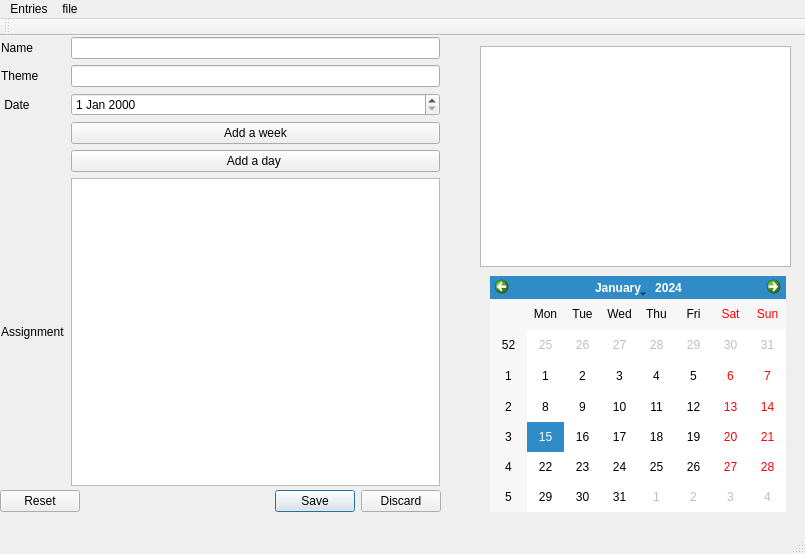
This is mainwindow.ui in lijing1994wuhan/shiftingdate as Qt 5 draws it before an edit. The edited form follows.
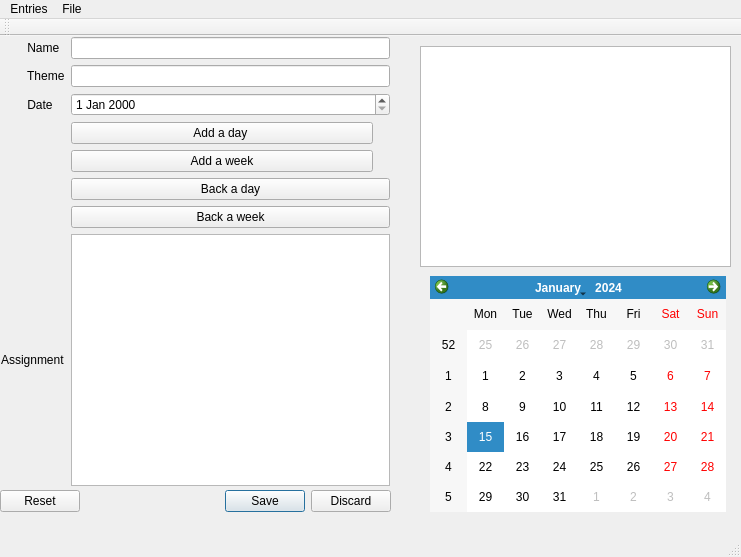
This is the edited form. The open tabs and pages were chosen to show the change.

```diff
--- a/mainwindow.ui
+++ b/mainwindow.ui
@@ -6,8 +6,8 @@
    <rect>
     <x>0</x>
     <y>0</y>
-    <width>805</width>
-    <height>554</height>
+    <width>741</width>
+    <height>557</height>
    </rect>
   </property>
   <property name="windowTitle">
@@ -19,7 +19,7 @@
      <rect>
       <x>-10</x>
       <y>-10</y>
-      <width>461</width>
+      <width>411</width>
       <height>471</height>
      </rect>
     </property>
@@ -35,59 +35,85 @@
     </widget>
     <widget class="QWidget" name="detailpage">
      <layout class="QGridLayout" name="gridLayout_3">
-      <item row="7" column="2">
-       <widget class="QPushButton" name="Button2">
+      <item row="0" column="1">
+       <widget class="QLabel" name="classeslabel">
         <property name="text">
-         <string>Add a day </string>
+         <string> Name</string>
         </property>
        </widget>
       </item>
-      <item row="3" column="0">
-       <widget class="QLabel" name="datelabel">
-        <property name="text">
-         <string> Date</string>
-        </property>
-       </widget>
-      </item>
-      <item row="1" column="0">
-       <widget class="QLabel" name="themelabel">
-        <property name="text">
-         <string>Theme</string>
-        </property>
-       </widget>
-      </item>
-      <item row="8" column="0" colspan="2">
-       <widget class="QLabel" name="assignmentlabel">
-        <property name="text">
-         <string>Assignment</string>
-        </property>
-       </widget>
-      </item>
-      <item row="8" column="2">
-       <widget class="QPlainTextEdit" name="assignmentEdit"/>
-      </item>
       <item row="1" column="2">
        <widget class="QLineEdit" name="themeEdit"/>
       </item>
-      <item row="0" column="0">
-       <widget class="QLabel" name="classeslabel">
-        <property name="text">
-         <string>Name</string>
-        </property>
-       </widget>
+      <item row="3" column="2">
+       <widget class="QDateEdit" name="expirationdateEdit"/>
+      </item>
+      <item row="12" column="2">
+       <widget class="QPlainTextEdit" name="assignmentEdit"/>
       </item>
       <item row="0" column="2">
        <widget class="QLineEdit" name="nameEdit"/>
       </item>
-      <item row="6" column="2">
+      <item row="12" column="0" colspan="2">
+       <widget class="QLabel" name="assignmentlabel">
+        <property name="text">
+         <string>Assignment</string>
+        </property>
+       </widget>
+      </item>
+      <item row="3" column="1">
+       <widget class="QLabel" name="datelabel">
+        <property name="text">
+         <string> Date</string>
+        </property>
+       </widget>
+      </item>
+      <item row="8" column="2">
        <widget class="QPushButton" name="Button1">
+        <property name="maximumSize">
+         <size>
+          <width>302</width>
+          <height>16777215</height>
+         </size>
+        </property>
         <property name="text">
          <string>Add a week</string>
         </property>
        </widget>
       </item>
-      <item row="3" column="2">
-       <widget class="QDateEdit" name="expirationdateEdit"/>
+      <item row="1" column="1">
+       <widget class="QLabel" name="themelabel">
+        <property name="text">
+         <string> Theme</string>
+        </property>
+       </widget>
+      </item>
+      <item row="10" column="2">
+       <widget class="QPushButton" name="Button3">
+        <property name="text">
+         <string>Back a week</string>
+        </property>
+       </widget>
+      </item>
+      <item row="9" column="2">
+       <widget class="QPushButton" name="Button4">
+        <property name="text">
+         <string>Back a day</string>
+        </property>
+       </widget>
+      </item>
+      <item row="7" column="2">
+       <widget class="QPushButton" name="Button2">
+        <property name="maximumSize">
+         <size>
+          <width>302</width>
+          <height>16777215</height>
+         </size>
+        </property>
+        <property name="text">
+         <string>Add a day </string>
+        </property>
+       </widget>
       </item>
      </layout>
     </widget>
@@ -95,29 +121,19 @@
    <widget class="QTextEdit" name="textEdit">
     <property name="geometry">
      <rect>
-      <x>480</x>
+      <x>420</x>
       <y>10</y>
       <width>311</width>
       <height>221</height>
      </rect>
     </property>
    </widget>
-   <widget class="QCalendarWidget" name="calendarWidget">
-    <property name="geometry">
-     <rect>
-      <x>490</x>
-      <y>240</y>
-      <width>296</width>
-      <height>236</height>
-     </rect>
-    </property>
-   </widget>
    <widget class="QDialogButtonBox" name="buttonBox">
     <property name="geometry">
      <rect>
       <x>0</x>
       <y>450</y>
-      <width>441</width>
+      <width>391</width>
       <height>31</height>
      </rect>
     </property>
@@ -125,13 +141,23 @@
      <set>QDialogButtonBox::Discard|QDialogButtonBox::Reset|QDialogButtonBox::Save</set>
     </property>
    </widget>
+   <widget class="QCalendarWidget" name="calendarWidget">
+    <property name="geometry">
+     <rect>
+      <x>430</x>
+      <y>240</y>
+      <width>296</width>
+      <height>236</height>
+     </rect>
+    </property>
+   </widget>
   </widget>
   <widget class="QMenuBar" name="menuBar">
    <property name="geometry">
     <rect>
      <x>0</x>
      <y>0</y>
-     <width>805</width>
+     <width>741</width>
      <height>26</height>
     </rect>
    </property>
@@ -145,7 +171,7 @@
    </widget>
    <widget class="QMenu" name="menuFile">
     <property name="title">
-     <string>file</string>
+     <string>File</string>
     </property>
     <addaction name="actionNew"/>
     <addaction name="actionOpen"/>
```
